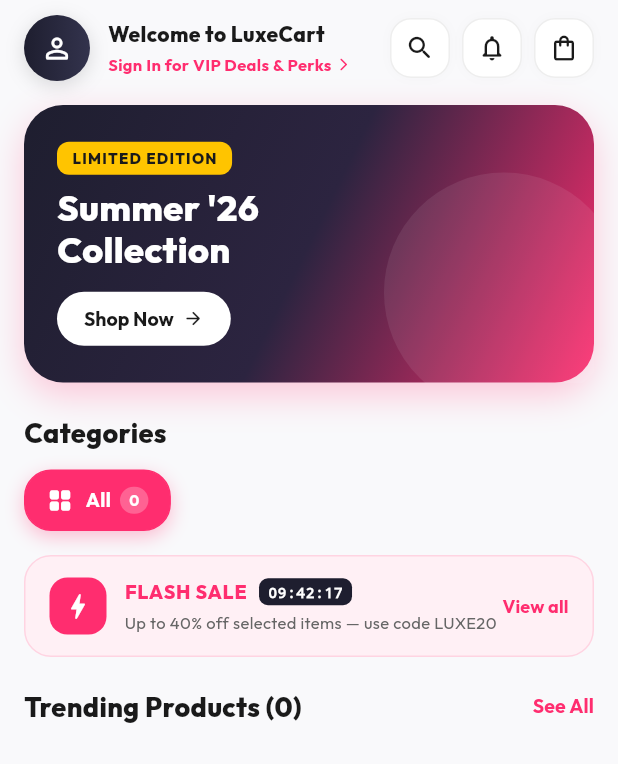
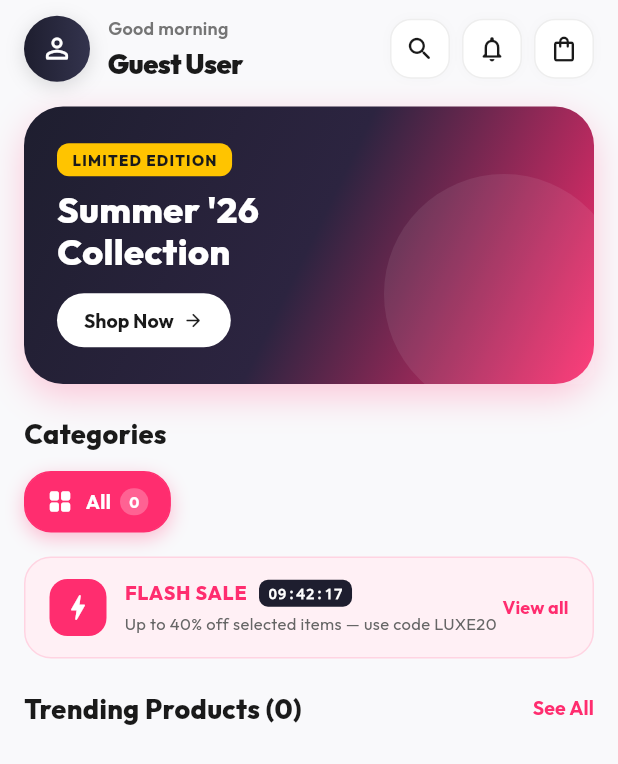
Before and after one commit to Phannoet-GH/e-commerse_mobile-app, a Flutter app: the HomeScreen screen opened directly with empty values, on a phone screen of 412 x 824 dp. Shown: the top 764 px of the screen. Run offline on Flutter 3.47's test engine with Material 3 defaults, Android fonts, the phone set to English and light mode, and no system bars; our stand-ins replace device_preview, google_fonts, shared_preferences; accounts and stored records are empty; network calls fail.

Commit message:
feat: update home header to display Good morning and username without address location

```diff
--- a/lib/presentation/home/home_screen.dart
+++ b/lib/presentation/home/home_screen.dart
@@ -4,9 +4,7 @@
 
 import '../../data/models/category_item.dart';
 import '../../data/models/product.dart';
-import '../../providers/home_provider.dart';
 import '../../providers/session_provider.dart';
-import '../account/address_manager_screen.dart';
 import '../notifications/notifications_screen.dart';
 
 class HomeScreen extends StatefulWidget {
@@ -113,23 +111,18 @@
 
     // Optional provider context reading
     bool isSignedIn = false;
-    String userName = '';
-    String addressTitle = 'Deliver to Home';
+    String userName = 'Guest User';
     SessionProvider? sessionProv;
     try {
       final session = context.watch<SessionProvider>();
       sessionProv = session;
       isSignedIn = session.isSignedIn;
-      if (session.isSignedIn && session.userName.trim().isNotEmpty) {
-        userName = session.userName.trim().split(' ').first;
+      if (session.isSignedIn) {
+        if (session.userName.trim().isNotEmpty) {
+          userName = session.userName.trim();
+        } else if (session.userEmail.isNotEmpty) {
+          userName = session.userEmail.split('@').first;
         }
-      final homeProv = context.watch<HomeProvider>();
-      if (homeProv.addresses.isNotEmpty) {
-        final def = homeProv.addresses.firstWhere(
-          (a) => a.isDefault,
-          orElse: () => homeProv.addresses.first,
-        );
-        addressTitle = '${def.street}, ${def.city}';
       }
     } catch (_) {}
 
@@ -200,85 +193,38 @@
                           ),
                           const SizedBox(width: 12),
                           Expanded(
+                            child: GestureDetector(
+                              onTap: () {
+                                if (!isSignedIn) {
+                                  sessionProv?.openSignIn();
+                                }
+                              },
                               child: Column(
                                 crossAxisAlignment: CrossAxisAlignment.start,
                                 children: [
                                   Text(
-                                  isSignedIn
-                                      ? '${_getGreeting()}, $userName'
-                                      : 'Welcome to LuxeCart',
+                                    _getGreeting(),
+                                    style: TextStyle(
+                                      fontSize: 12,
+                                      fontWeight: FontWeight.w600,
+                                      color: Colors.grey.shade600,
+                                      letterSpacing: 0.2,
+                                    ),
+                                  ),
+                                  const SizedBox(height: 2),
+                                  Text(
+                                    userName,
                                     style: const TextStyle(
-                                    fontSize: 14,
-                                    fontWeight: FontWeight.w800,
+                                      fontSize: 18,
+                                      fontWeight: FontWeight.w900,
                                       color: Color(0xFF1A1A1A),
+                                      letterSpacing: -0.4,
                                     ),
                                     maxLines: 1,
                                     overflow: TextOverflow.ellipsis,
                                   ),
-                                const SizedBox(height: 2),
-                                if (isSignedIn)
-                                  GestureDetector(
-                                    onTap: () {
-                                      Navigator.of(context).push(
-                                        MaterialPageRoute(
-                                          builder: (_) => const AddressManagerScreen(),
-                                        ),
-                                      );
-                                    },
-                                    child: Row(
-                                      mainAxisSize: MainAxisSize.min,
-                                      children: [
-                                        const Icon(
-                                          Icons.location_on_rounded,
-                                          size: 13,
-                                          color: Color(0xFFFF2D6F),
-                                        ),
-                                        const SizedBox(width: 3),
-                                        Flexible(
-                                          child: Text(
-                                            addressTitle,
-                                            style: TextStyle(
-                                              fontSize: 11,
-                                              fontWeight: FontWeight.w600,
-                                              color: Colors.grey.shade600,
-                                            ),
-                                            maxLines: 1,
-                                            overflow: TextOverflow.ellipsis,
-                                          ),
-                                        ),
-                                        const SizedBox(width: 2),
-                                        Icon(
-                                          Icons.keyboard_arrow_down_rounded,
-                                          size: 14,
-                                          color: Colors.grey.shade600,
-                                        ),
                                 ],
                               ),
-                                  )
-                                else
-                                  GestureDetector(
-                                    onTap: () => sessionProv?.openSignIn(),
-                                    child: const Row(
-                                      mainAxisSize: MainAxisSize.min,
-                                      children: [
-                                        Text(
-                                          'Sign In for VIP Deals & Perks',
-                                          style: TextStyle(
-                                            fontSize: 11,
-                                            fontWeight: FontWeight.w700,
-                                            color: Color(0xFFFF2D6F),
-                                          ),
-                                        ),
-                                        SizedBox(width: 3),
-                                        Icon(
-                                          Icons.arrow_forward_ios_rounded,
-                                          size: 10,
-                                          color: Color(0xFFFF2D6F),
-                                        ),
-                                      ],
-                                    ),
-                                  ),
-                              ],
                             ),
                           ),
                         ],
```
Also changed, not shown: 1 other file. Lines whose indentation alone changed are shown as unchanged.
